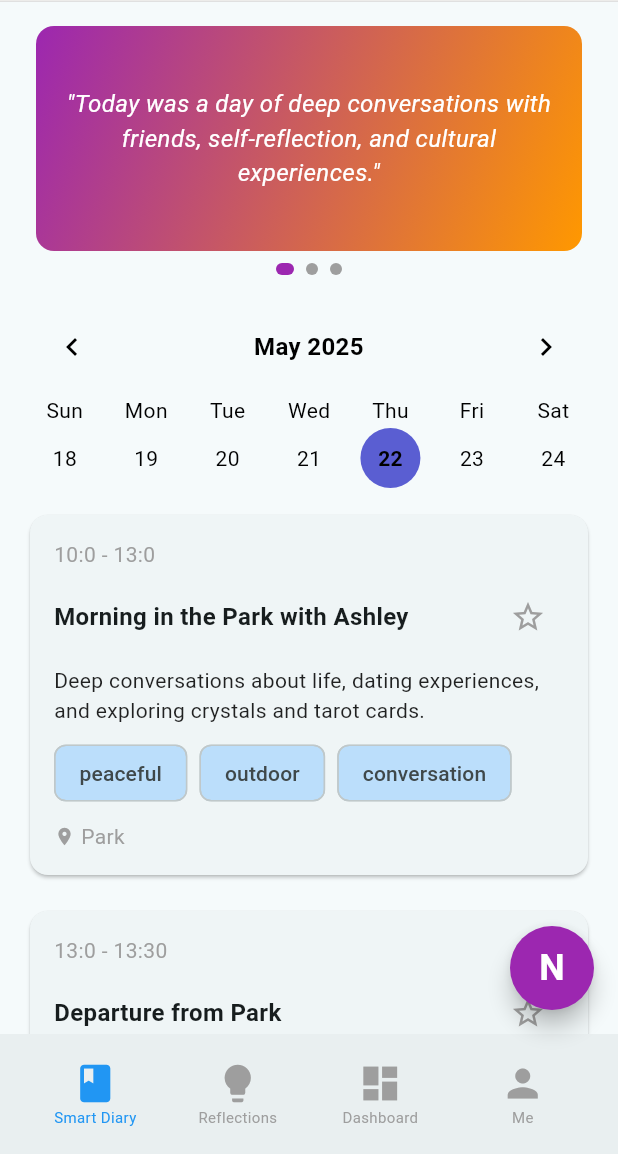
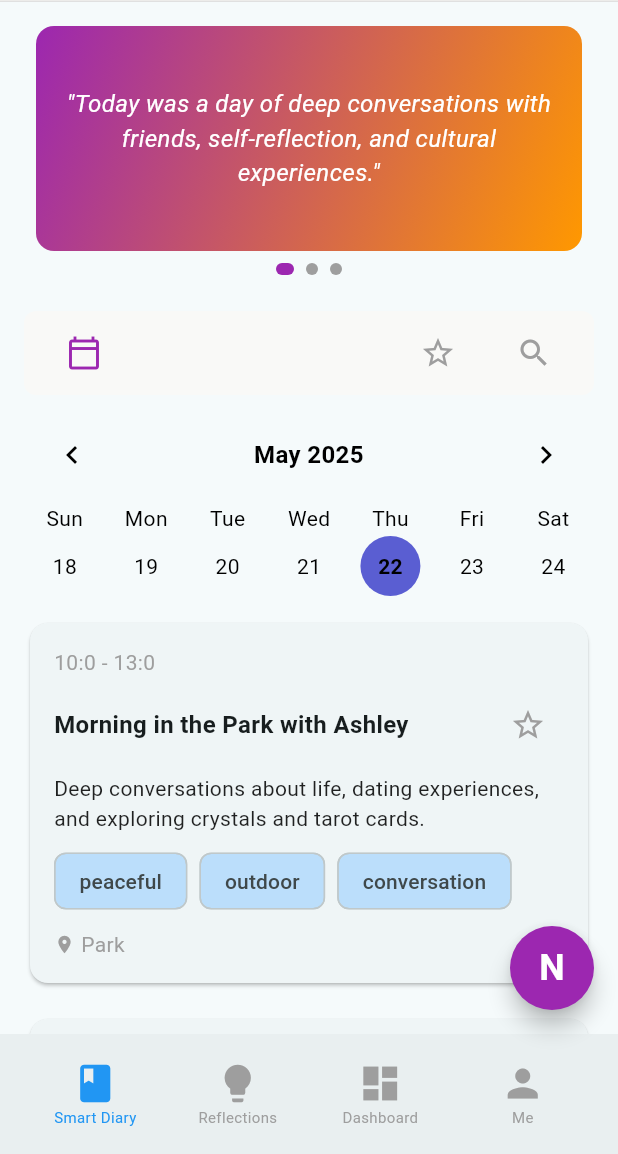
Before and after one commit to Nirva-AI/nirva_app, a Flutter app: the screen it shows after launch, after a tap on the "star" icon, on a phone screen of 412 x 824 dp, the part 82-1236 px from its top. Run offline on Flutter 3.47's test engine with Material 3 defaults, Android fonts, the phone set to English and light mode, and no system bars; drawn by our look-alikes of table_calendar; our stand-ins replace connectivity_plus, dio, fl_chart, freezed_annotation, logger; missing offline and left inert: graphview.

Commit message:
再次调整smart diary。

```diff
--- a/lib/smart_diary_page.dart
+++ b/lib/smart_diary_page.dart
@@ -22,13 +22,6 @@ class _SmartDiaryPageState extends State<SmartDiaryPage> {
     _selectedDay = DataManager().currentJournal.dateTime;
   }
 
-  void _updateSelectedDay(DateTime selectedDay, DateTime focusedDay) {
-    setState(() {
-      _selectedDay = selectedDay;
-      _focusedDay = focusedDay;
-    });
-  }
-
   @override
   Widget build(BuildContext context) {
     return SingleChildScrollView(
@@ -40,6 +33,9 @@ class _SmartDiaryPageState extends State<SmartDiaryPage> {
             padding: const EdgeInsets.all(16.0),
             child: QuoteCarousel(quotes: DataManager().currentJournal.quotes),
           ),
+
+          // 添加日期标题栏组件
+          _buildDateHeader(),
 
           // 周日历组件替代原来的日期标题
           Padding(
@@ -65,4 +61,60 @@ class _SmartDiaryPageState extends State<SmartDiaryPage> {
       ),
     );
   }
+
+  void _updateSelectedDay(DateTime selectedDay, DateTime focusedDay) {
+    setState(() {
+      _selectedDay = selectedDay;
+      _focusedDay = focusedDay;
+    });
+  }
+
+  // 提取的日期标题栏组件函数
+  Widget _buildDateHeader() {
+    return Container(
+      margin: const EdgeInsets.symmetric(horizontal: 16.0, vertical: 8.0),
+      padding: const EdgeInsets.symmetric(horizontal: 16.0),
+      height: 56.0,
+      decoration: BoxDecoration(
+        color: Color(0xFFF9F9F7),
+        borderRadius: BorderRadius.circular(8.0),
+      ),
+      child: Row(
+        mainAxisAlignment: MainAxisAlignment.spaceBetween,
+        children: [
+          // 日历图标（左侧）
+          IconButton(
+            icon: const Icon(
+              Icons.calendar_today_outlined,
+              color: Colors.purple,
+            ),
+            onPressed: () => debugPrint('点击了日历图标'),
+            padding: EdgeInsets.zero,
+            constraints: BoxConstraints(minWidth: 36.0, minHeight: 36.0),
+          ),
+
+          // 右侧图标组
+          Row(
+            children: [
+              IconButton(
+                icon: const Icon(Icons.star_border_outlined),
+                onPressed: () => debugPrint('点击了收藏图标'),
+                color: Colors.grey,
+                padding: EdgeInsets.zero,
+                constraints: BoxConstraints(minWidth: 36.0, minHeight: 36.0),
+              ),
+              const SizedBox(width: 16),
+              IconButton(
+                icon: const Icon(Icons.search),
+                onPressed: () => debugPrint('点击了搜索图标'),
+                color: Colors.grey,
+                padding: EdgeInsets.zero,
+                constraints: BoxConstraints(minWidth: 36.0, minHeight: 36.0),
+              ),
+            ],
+          ),
+        ],
+      ),
+    );
+  }
 }
--- a/lib/test_data.dart
+++ b/lib/test_data.dart
@@ -16,7 +16,9 @@ class TestData {
     DataManager().tasks = TestData.createTestTasks();
 
     // 添加日记数据
-    DataManager().journals.add(TestData.createTestJournal());
+    DataManager().journals.add(
+      TestData.createTestJournal(DateTime(2025, 5, 22)),
+    );
 
     // 添加高亮数据
     DataManager().weeklyArchivedHighlights =
@@ -238,7 +240,7 @@ class TestData {
   }
 
   // 测试数据： 初始化个人数据
-  static Journal createTestJournal() {
+  static Journal createTestJournal(DateTime dateTime) {
     final String summary =
         'Today was a day of deep conversations with friends, self-reflection, and cultural experiences. My emotions fluctuated between relaxation, joy, reflection, slight anxiety, and nostalgia.';
 
@@ -660,7 +662,7 @@ class TestData {
     ];
 
     return Journal(
-      dateTime: DateTime(2025, 5, 22),
+      dateTime: dateTime,
       summary: summary,
       diaryEntries: diaryEntries,
       quotes: quotes,
```
